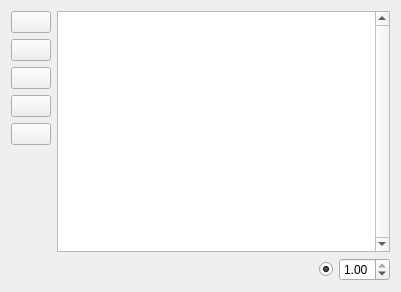
Old version of the form src/gui/layer/layer_widget.ui in the repository albin-johansson/tactile.
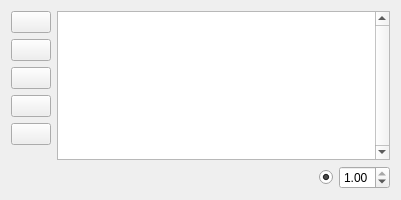
New version of the form. Icons and pictures are not drawn.

The edit to the form file:
```diff
--- a/src/gui/layer/layer_widget.ui
+++ b/src/gui/layer/layer_widget.ui
@@ -7,11 +7,11 @@
     <x>0</x>
     <y>0</y>
     <width>401</width>
-    <height>292</height>
+    <height>200</height>
    </rect>
   </property>
   <property name="sizePolicy">
-   <sizepolicy hsizetype="Expanding" vsizetype="Expanding">
+   <sizepolicy hsizetype="Expanding" vsizetype="Minimum">
     <horstretch>0</horstretch>
     <verstretch>0</verstretch>
    </sizepolicy>
```
